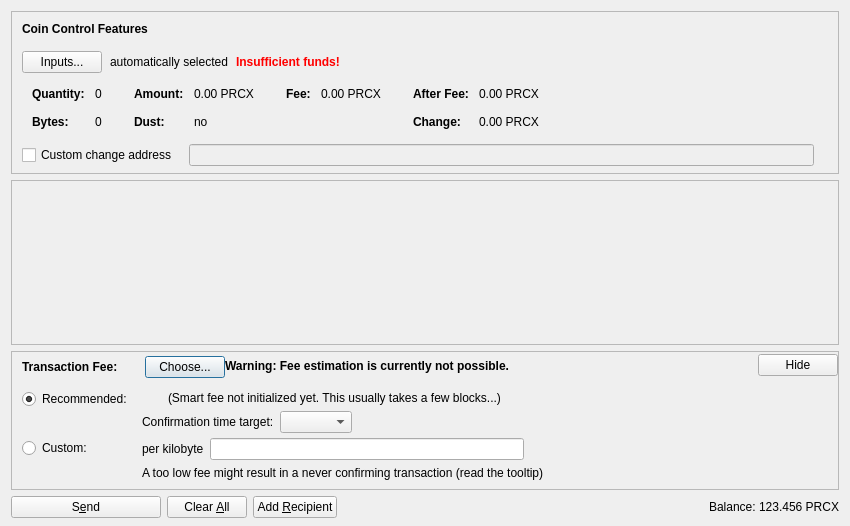
This is src/qt/forms/sendcoinsdialog.ui in Pricecoin/PricecoinX as Qt 5 draws it before an edit. The edited form follows.
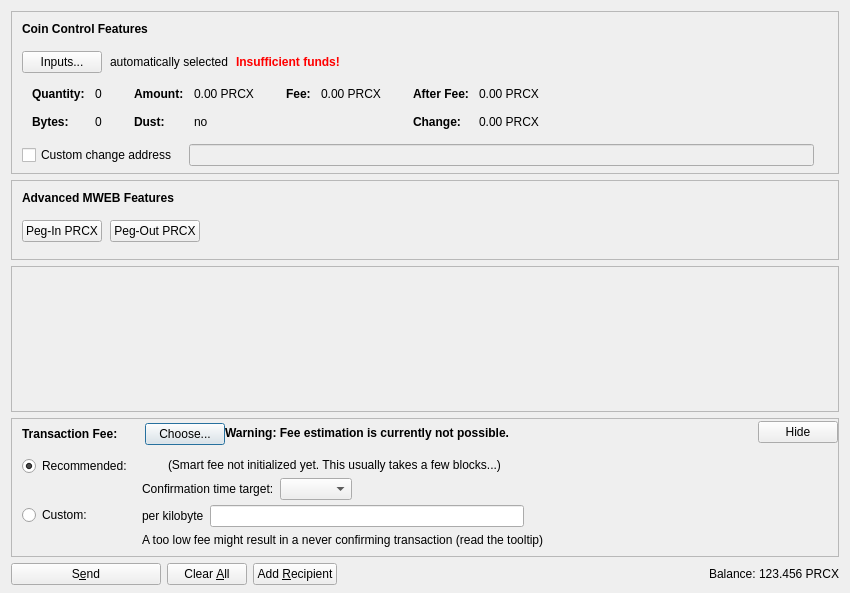
This is the edited form. Icons and pictures are not drawn. Custom widgets are drawn as their Qt base class.

Patch:
```diff
--- a/src/qt/forms/sendcoinsdialog.ui
+++ b/src/qt/forms/sendcoinsdialog.ui
@@ -7,13 +7,13 @@
     <x>0</x>
     <y>0</y>
     <width>850</width>
-    <height>526</height>
+    <height>593</height>
    </rect>
   </property>
   <property name="windowTitle">
    <string>Send Coins</string>
   </property>
-  <layout class="QVBoxLayout" name="verticalLayout" stretch="0,1,0,0">
+  <layout class="QVBoxLayout" name="verticalLayout" stretch="0,0,1,0,0">
    <property name="bottomMargin">
     <number>8</number>
    </property>
@@ -577,6 +577,155 @@
      </layout>
     </widget>
    </item>
+   <item>
+    <widget class="QFrame" name="frameMWEBFeatures">
+     <property name="sizePolicy">
+      <sizepolicy hsizetype="Expanding" vsizetype="Expanding">
+       <horstretch>0</horstretch>
+       <verstretch>0</verstretch>
+      </sizepolicy>
+     </property>
+     <property name="maximumSize">
+      <size>
+       <width>16777215</width>
+       <height>16777215</height>
+      </size>
+     </property>
+     <property name="frameShape">
+      <enum>QFrame::StyledPanel</enum>
+     </property>
+     <property name="frameShadow">
+      <enum>QFrame::Sunken</enum>
+     </property>
+     <layout class="QVBoxLayout" name="verticalLayoutMWEBFeatures2">
+      <property name="spacing">
+       <number>0</number>
+      </property>
+      <property name="leftMargin">
+       <number>0</number>
+      </property>
+      <property name="topMargin">
+       <number>0</number>
+      </property>
+      <property name="rightMargin">
+       <number>0</number>
+      </property>
+      <property name="bottomMargin">
+       <number>6</number>
+      </property>
+      <item>
+       <layout class="QVBoxLayout" name="verticalLayoutMWEBFeatures" stretch="0,0,1">
+        <property name="spacing">
+         <number>0</number>
+        </property>
+        <property name="leftMargin">
+         <number>10</number>
+        </property>
+        <property name="topMargin">
+         <number>10</number>
+        </property>
+        <item>
+         <layout class="QHBoxLayout" name="horizontalLayoutMWEBFeatures1">
+          <property name="bottomMargin">
+           <number>15</number>
+          </property>
+          <item>
+           <widget class="QLabel" name="labelMWEBFeatures">
+            <property name="sizePolicy">
+             <sizepolicy hsizetype="Preferred" vsizetype="Maximum">
+              <horstretch>0</horstretch>
+              <verstretch>0</verstretch>
+             </sizepolicy>
+            </property>
+            <property name="font">
+             <font>
+              <weight>75</weight>
+              <bold>true</bold>
+             </font>
+            </property>
+            <property name="styleSheet">
+             <string notr="true">font-weight:bold;</string>
+            </property>
+            <property name="text">
+             <string>Advanced MWEB Features</string>
+            </property>
+           </widget>
+          </item>
+         </layout>
+        </item>
+        <item>
+         <layout class="QHBoxLayout" name="horizontalLayoutMWEBFeatures2" stretch="0,0,0">
+          <property name="spacing">
+           <number>8</number>
+          </property>
+          <property name="bottomMargin">
+           <number>10</number>
+          </property>
+          <item>
+           <widget class="QPushButton" name="pushButtonMWEBPegIn">
+            <property name="styleSheet">
+             <string notr="true"/>
+            </property>
+            <property name="text">
+             <string>Peg-In PRCX</string>
+            </property>
+            <property name="checkable">
+             <bool>true</bool>
+            </property>
+            <property name="autoDefault">
+             <bool>false</bool>
+            </property>
+           </widget>
+          </item>
+          <item>
+           <widget class="QPushButton" name="pushButtonMWEBPegOut">
+            <property name="styleSheet">
+             <string notr="true"/>
+            </property>
+            <property name="text">
+             <string>Peg-Out PRCX</string>
+            </property>
+            <property name="checkable">
+             <bool>true</bool>
+            </property>
+            <property name="autoDefault">
+             <bool>false</bool>
+            </property>
+           </widget>
+          </item>
+          <item>
+           <spacer name="horizontalSpacerMWEBFeatures">
+            <property name="orientation">
+             <enum>Qt::Horizontal</enum>
+            </property>
+            <property name="sizeHint" stdset="0">
+             <size>
+              <width>40</width>
+              <height>1</height>
+             </size>
+            </property>
+           </spacer>
+          </item>
+         </layout>
+        </item>
+        <item>
+         <spacer name="verticalSpacerMWEBFeatures">
+          <property name="orientation">
+           <enum>Qt::Vertical</enum>
+          </property>
+          <property name="sizeHint" stdset="0">
+           <size>
+            <width>800</width>
+            <height>1</height>
+           </size>
+          </property>
+         </spacer>
+        </item>
+       </layout>
+      </item>
+     </layout>
+    </widget>
+   </item>
    <item>
     <widget class="QScrollArea" name="scrollArea">
      <property name="widgetResizable">
@@ -588,7 +737,7 @@
         <x>0</x>
         <y>0</y>
         <width>830</width>
-        <height>104</height>
+        <height>68</height>
        </rect>
       </property>
       <layout class="QVBoxLayout" name="verticalLayout_2" stretch="0,1">
```
Left out of the diff: 4 changed lines with no effect on the pictures.
